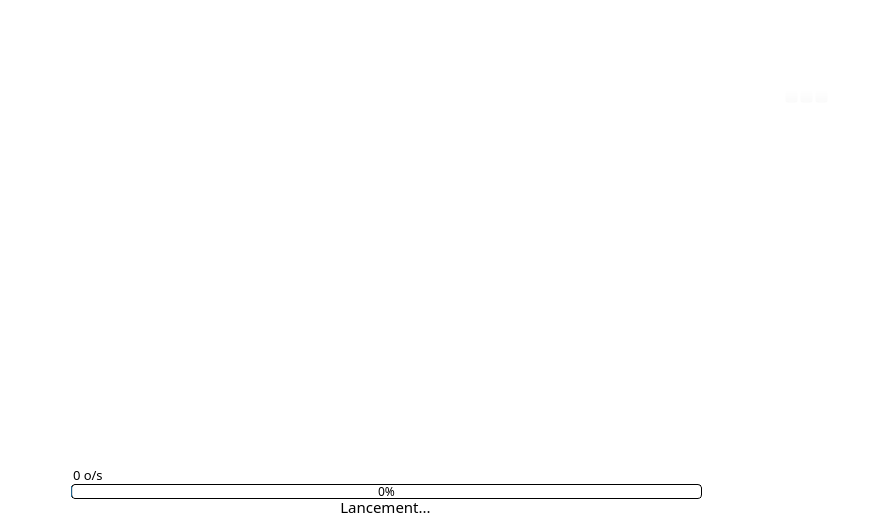
Qt form gui/launcher.ui (mangaMag/AzoteLauncher) before a commit.
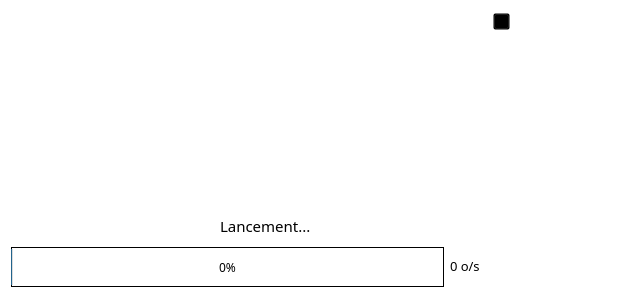
The same form after that commit. Icons and pictures are not drawn.

Diff of the .ui file:
```diff
--- a/gui/launcher.ui
+++ b/gui/launcher.ui
@@ -6,8 +6,8 @@
    <rect>
     <x>0</x>
     <y>0</y>
-    <width>882</width>
-    <height>518</height>
+    <width>644</width>
+    <height>302</height>
    </rect>
   </property>
   <property name="font">
@@ -30,14 +30,14 @@
   <widget class="QWidget" name="centralWidget">
    <widget class="QPushButton" name="playButton">
     <property name="enabled">
-     <bool>false</bool>
+     <bool>true</bool>
     </property>
     <property name="geometry">
      <rect>
-      <x>730</x>
-      <y>470</y>
-      <width>94</width>
-      <height>41</height>
+      <x>506</x>
+      <y>75</y>
+      <width>125</width>
+      <height>127</height>
      </rect>
     </property>
     <property name="cursor">
@@ -46,14 +46,20 @@
     <property name="autoFillBackground">
      <bool>false</bool>
     </property>
-    <property name="icon">
-     <iconset resource="../ressources.qrc">
-      <normaloff>:/ressources/bouton_enable.png</normaloff>:/ressources/bouton_enable.png</iconset>
+    <property name="styleSheet">
+     <string notr="true">QPushButton {
+	border: none;
+	background:  url(:/ressources/azendar_jouerready.png) no-repeat;
+}
+
+QPushButton:hover { 
+	background:  url(:/ressources/azendar_jouerready_hover.png) no-repeat;
+}</string>
     </property>
     <property name="iconSize">
      <size>
-      <width>96</width>
-      <height>41</height>
+      <width>125</width>
+      <height>127</height>
      </size>
     </property>
     <property name="flat">
@@ -63,10 +69,10 @@
    <widget class="QLabel" name="labelDownloadSpeed">
     <property name="geometry">
      <rect>
-      <x>73</x>
-      <y>465</y>
-      <width>131</width>
-      <height>20</height>
+      <x>450</x>
+      <y>250</y>
+      <width>181</width>
+      <height>31</height>
      </rect>
     </property>
     <property name="font">
@@ -77,6 +83,9 @@
       <bold>false</bold>
      </font>
     </property>
+    <property name="styleSheet">
+     <string notr="true">background:transparent;</string>
+    </property>
     <property name="text">
      <string>0 o/s</string>
     </property>
@@ -87,10 +96,10 @@
    <widget class="QProgressBar" name="progressBarTotal">
     <property name="geometry">
      <rect>
-      <x>71</x>
-      <y>484</y>
-      <width>631</width>
-      <height>15</height>
+      <x>11</x>
+      <y>247</y>
+      <width>433</width>
+      <height>40</height>
      </rect>
     </property>
     <property name="font">
@@ -101,13 +110,12 @@
     <property name="styleSheet">
      <string notr="true">QProgressBar {
 	border: 1px solid black;
-	border-radius: 4px;
 	background-color: rgba(255, 255, 255, 180);
+	background:transparent;
 	padding: 0px;
 }
 QProgressBar::chunk {
-	border-radius: 4px;
-	background-image: url(:/ressources/chunk.png);
+	background-image: url(:/ressources/azendar_loadbar.png);
  }</string>
     </property>
     <property name="value">
@@ -120,61 +128,76 @@
    <widget class="QPushButton" name="closeButton">
     <property name="geometry">
      <rect>
-      <x>815</x>
-      <y>90</y>
-      <width>13</width>
-      <height>13</height>
+      <x>576</x>
+      <y>11</y>
+      <width>57</width>
+      <height>57</height>
      </rect>
     </property>
     <property name="cursor">
      <cursorShape>PointingHandCursor</cursorShape>
     </property>
-    <property name="icon">
-     <iconset resource="../ressources.qrc">
-      <normaloff>:/ressources/topbouton_close.png</normaloff>:/ressources/topbouton_close.png</iconset>
+    <property name="styleSheet">
+     <string notr="true">QPushButton {
+	border: none;
+	background:  transparent;
+}
+
+QPushButton:hover { 
+	background:  url(:/ressources/azendar_close.png) no-repeat;
+}</string>
     </property>
     <property name="iconSize">
      <size>
-      <width>13</width>
-      <height>13</height>
+      <width>57</width>
+      <height>57</height>
      </size>
     </property>
    </widget>
    <widget class="QPushButton" name="minimizeButton">
     <property name="geometry">
      <rect>
-      <x>800</x>
-      <y>90</y>
-      <width>13</width>
-      <height>13</height>
+      <x>516</x>
+      <y>11</y>
+      <width>57</width>
+      <height>57</height>
      </rect>
     </property>
     <property name="cursor">
      <cursorShape>PointingHandCursor</cursorShape>
     </property>
-    <property name="icon">
-     <iconset resource="../ressources.qrc">
-      <normaloff>:/ressources/topbouton_reduce.png</normaloff>:/ressources/topbouton_reduce.png</iconset>
+    <property name="styleSheet">
+     <string notr="true">QPushButton {
+	border: none;
+	background:  transparent;
+}
+
+QPushButton:hover { 
+	background:  url(:/ressources/azendar_moins.png) no-repeat;
+}</string>
     </property>
     <property name="iconSize">
      <size>
-      <width>13</width>
-      <height>13</height>
+      <width>57</width>
+      <height>57</height>
      </size>
     </property>
    </widget>
    <widget class="QPushButton" name="settingsButton">
     <property name="geometry">
      <rect>
-      <x>785</x>
-      <y>90</y>
-      <width>13</width>
-      <height>13</height>
+      <x>493</x>
+      <y>13</y>
+      <width>17</width>
+      <height>17</height>
      </rect>
     </property>
     <property name="cursor">
      <cursorShape>PointingHandCursor</cursorShape>
     </property>
+    <property name="styleSheet">
+     <string notr="true">background: transparent;</string>
+    </property>
     <property name="icon">
      <iconset resource="../ressources.qrc">
       <normaloff>:/ressources/topbouton_repair.png</normaloff>:/ressources/topbouton_repair.png</iconset>
@@ -183,10 +206,10 @@
    <widget class="QLabel" name="labelStatus">
     <property name="geometry">
      <rect>
-      <x>70</x>
-      <y>497</y>
-      <width>631</width>
-      <height>20</height>
+      <x>220</x>
+      <y>210</y>
+      <width>411</width>
+      <height>31</height>
      </rect>
     </property>
     <property name="font">
@@ -195,11 +218,60 @@
       <pointsize>11</pointsize>
      </font>
     </property>
+    <property name="styleSheet">
+     <string notr="true">background:transparent;</string>
+    </property>
     <property name="text">
      <string>Lancement...</string>
     </property>
     <property name="alignment">
-     <set>Qt::AlignCenter</set>
+     <set>Qt::AlignLeading|Qt::AlignLeft|Qt::AlignVCenter</set>
+    </property>
+   </widget>
+   <widget class="QPushButton" name="webButton">
+    <property name="geometry">
+     <rect>
+      <x>15</x>
+      <y>79</y>
+      <width>333</width>
+      <height>59</height>
+     </rect>
+    </property>
+    <property name="styleSheet">
+     <string notr="true">QPushButton {
+	border: none;
+	background:  transparent;
+}
+
+QPushButton:hover { 
+	background:  url(:/ressources/azendar_siteweb.png) no-repeat;
+}</string>
+    </property>
+    <property name="text">
+     <string/>
+    </property>
+   </widget>
+   <widget class="QPushButton" name="voteButton">
+    <property name="geometry">
+     <rect>
+      <x>241</x>
+      <y>142</y>
+      <width>257</width>
+      <height>59</height>
+     </rect>
+    </property>
+    <property name="styleSheet">
+     <string notr="true">QPushButton {
+	border: none;
+	background:  transparent;
+}
+
+QPushButton:hover { 
+	background:  url(:/ressources/azendar_voter.png) no-repeat;
+}</string>
+    </property>
+    <property name="text">
+     <string/>
     </property>
    </widget>
   </widget>
```
Left out of the diff: 4 changed lines with no effect on the pictures.
